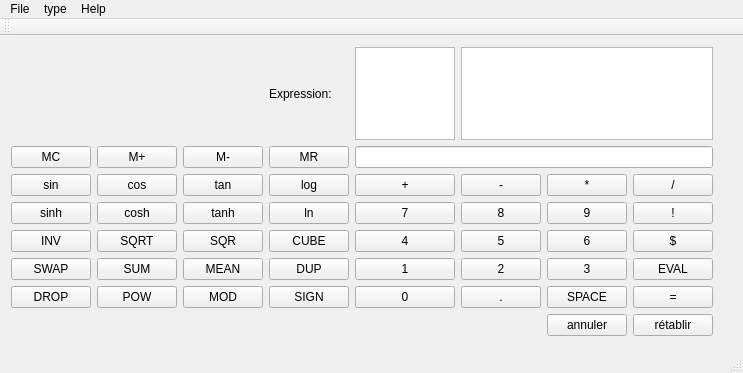
The window that mainwindow.ui (ahars/lo21) describes before a commit, drawn with Qt 5.
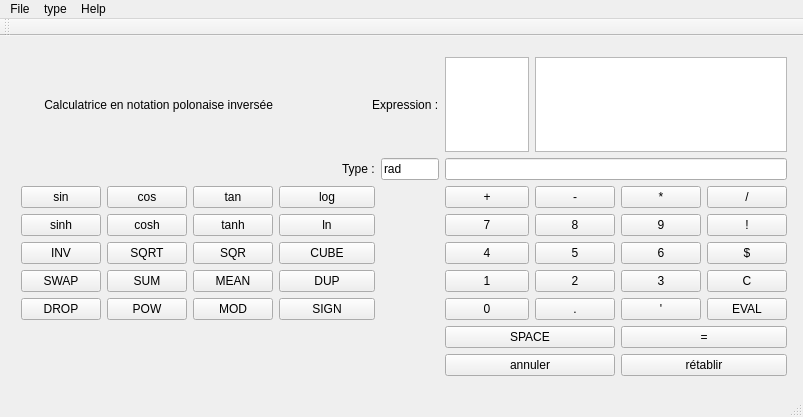
The same window after the commit.

Patch:
```diff
--- a/mainwindow.ui
+++ b/mainwindow.ui
@@ -6,8 +6,8 @@
    <rect>
     <x>0</x>
     <y>0</y>
-    <width>743</width>
-    <height>373</height>
+    <width>803</width>
+    <height>417</height>
    </rect>
   </property>
   <property name="windowTitle">
@@ -17,153 +17,125 @@
    <widget class="QWidget" name="gridLayoutWidget">
     <property name="geometry">
      <rect>
-      <x>0</x>
-      <y>0</y>
-      <width>724</width>
-      <height>311</height>
+      <x>10</x>
+      <y>10</y>
+      <width>788</width>
+      <height>341</height>
      </rect>
     </property>
     <layout class="QGridLayout" name="gridLayout">
-     <item row="3" column="4">
+     <item row="3" column="5">
       <widget class="QPushButton" name="buttonPlus">
        <property name="text">
         <string>+</string>
        </property>
       </widget>
      </item>
-     <item row="3" column="5">
+     <item row="3" column="6">
       <widget class="QPushButton" name="buttonDim">
        <property name="text">
         <string>-</string>
        </property>
       </widget>
      </item>
-     <item row="3" column="6">
+     <item row="3" column="7">
       <widget class="QPushButton" name="buttonMulti">
        <property name="text">
         <string>*</string>
        </property>
       </widget>
      </item>
-     <item row="3" column="7">
+     <item row="3" column="8">
       <widget class="QPushButton" name="buttonDiv">
        <property name="text">
         <string>/</string>
        </property>
       </widget>
      </item>
-     <item row="4" column="4">
+     <item row="4" column="5">
       <widget class="QPushButton" name="button7">
        <property name="text">
         <string>7</string>
        </property>
       </widget>
      </item>
-     <item row="4" column="5">
+     <item row="4" column="6">
       <widget class="QPushButton" name="button8">
        <property name="text">
         <string>8</string>
        </property>
       </widget>
      </item>
-     <item row="4" column="6">
+     <item row="4" column="7">
       <widget class="QPushButton" name="button9">
        <property name="text">
         <string>9</string>
        </property>
       </widget>
      </item>
-     <item row="6" column="4">
+     <item row="6" column="5">
       <widget class="QPushButton" name="button4">
        <property name="text">
         <string>4</string>
        </property>
       </widget>
      </item>
-     <item row="6" column="5">
+     <item row="6" column="6">
       <widget class="QPushButton" name="button5">
        <property name="text">
         <string>5</string>
        </property>
       </widget>
      </item>
-     <item row="6" column="6">
+     <item row="6" column="7">
       <widget class="QPushButton" name="button6">
        <property name="text">
         <string>6</string>
        </property>
       </widget>
      </item>
-     <item row="8" column="4">
+     <item row="8" column="5">
       <widget class="QPushButton" name="button1">
        <property name="text">
         <string>1</string>
        </property>
       </widget>
      </item>
-     <item row="8" column="5">
+     <item row="8" column="6">
       <widget class="QPushButton" name="button2">
        <property name="text">
         <string>2</string>
        </property>
       </widget>
      </item>
-     <item row="8" column="6">
+     <item row="8" column="7">
       <widget class="QPushButton" name="button3">
        <property name="text">
         <string>3</string>
        </property>
       </widget>
      </item>
-     <item row="10" column="4">
+     <item row="10" column="5">
       <widget class="QPushButton" name="button0">
        <property name="text">
         <string>0</string>
        </property>
       </widget>
      </item>
-     <item row="1" column="4" colspan="4">
+     <item row="1" column="5" colspan="4">
       <widget class="QLineEdit" name="inputLine">
        <property name="readOnly">
         <bool>false</bool>
        </property>
       </widget>
      </item>
-     <item row="4" column="7">
+     <item row="4" column="8">
       <widget class="QPushButton" name="buttonFactoriel">
        <property name="text">
         <string>!</string>
        </property>
       </widget>
      </item>
-     <item row="3" column="3">
-      <widget class="QPushButton" name="buttonLog">
-       <property name="text">
-        <string>log</string>
-       </property>
-      </widget>
-     </item>
-     <item row="4" column="3">
-      <widget class="QPushButton" name="buttonLn">
-       <property name="text">
-        <string>ln</string>
-       </property>
-      </widget>
-     </item>
-     <item row="6" column="3">
-      <widget class="QPushButton" name="buttonCUBE">
-       <property name="text">
-        <string>CUBE</string>
-       </property>
-      </widget>
-     </item>
-     <item row="8" column="3">
-      <widget class="QPushButton" name="buttonDUP">
-       <property name="text">
-        <string>DUP</string>
-       </property>
-      </widget>
-     </item>
      <item row="3" column="2">
       <widget class="QPushButton" name="buttonTan">
        <property name="text">
@@ -248,128 +220,163 @@
        </property>
       </widget>
      </item>
-     <item row="10" column="0">
-      <widget class="QPushButton" name="buttonDROP">
-       <property name="text">
-        <string>DROP</string>
-       </property>
-      </widget>
-     </item>
-     <item row="10" column="1">
-      <widget class="QPushButton" name="buttonPOW">
-       <property name="text">
-        <string>POW</string>
-       </property>
-      </widget>
-     </item>
-     <item row="10" column="2">
-      <widget class="QPushButton" name="buttonMOD">
-       <property name="text">
-        <string>MOD</string>
-       </property>
-      </widget>
-     </item>
-     <item row="10" column="3">
-      <widget class="QPushButton" name="buttonSIGN">
-       <property name="text">
-        <string>SIGN</string>
-       </property>
-      </widget>
-     </item>
-     <item row="1" column="0">
-      <widget class="QPushButton" name="buttonMC">
-       <property name="text">
-        <string>MC</string>
-       </property>
-      </widget>
-     </item>
-     <item row="1" column="1">
-      <widget class="QPushButton" name="buttonMplus">
-       <property name="text">
-        <string>M+</string>
-       </property>
-      </widget>
-     </item>
-     <item row="1" column="2">
-      <widget class="QPushButton" name="buttonMdim">
-       <property name="text">
-        <string>M-</string>
-       </property>
-      </widget>
-     </item>
-     <item row="10" column="5">
+     <item row="10" column="6">
       <widget class="QPushButton" name="buttonPoint">
        <property name="text">
         <string>.</string>
        </property>
       </widget>
      </item>
-     <item row="10" column="7">
-      <widget class="QPushButton" name="buttonEntrer">
-       <property name="text">
-        <string>=</string>
-       </property>
-      </widget>
-     </item>
-     <item row="6" column="7">
+     <item row="6" column="8">
       <widget class="QPushButton" name="buttonDollar">
        <property name="text">
         <string>$</string>
        </property>
       </widget>
      </item>
-     <item row="10" column="6">
-      <widget class="QPushButton" name="buttonSPACE">
+     <item row="0" column="5">
+      <widget class="QTextEdit" name="Express">
+       <property name="readOnly">
+        <bool>true</bool>
+       </property>
+      </widget>
+     </item>
+     <item row="0" column="6" colspan="3">
+      <widget class="QListWidget" name="listWidget"/>
+     </item>
+     <item row="10" column="7">
+      <widget class="QPushButton" name="pushButton">
        <property name="text">
-        <string>SPACE</string>
+        <string>'</string>
        </property>
       </widget>
      </item>
-     <item row="8" column="7">
+     <item row="10" column="8">
       <widget class="QPushButton" name="buttonEVAL">
        <property name="text">
         <string>EVAL</string>
        </property>
       </widget>
      </item>
-     <item row="1" column="3">
-      <widget class="QPushButton" name="buttonMR">
+     <item row="8" column="8">
+      <widget class="QPushButton" name="buttonClear">
        <property name="text">
-        <string>MR</string>
+        <string>C</string>
        </property>
       </widget>
      </item>
-     <item row="11" column="6">
-      <widget class="QPushButton" name="buttonAnnuler">
+     <item row="11" column="5" colspan="2">
+      <widget class="QPushButton" name="buttonSPACE">
        <property name="text">
-        <string>annuler</string>
+        <string>SPACE</string>
        </property>
       </widget>
      </item>
-     <item row="11" column="7">
+     <item row="11" column="7" colspan="2">
+      <widget class="QPushButton" name="buttonEntrer">
+       <property name="text">
+        <string>=</string>
+       </property>
+      </widget>
+     </item>
+     <item row="12" column="7" colspan="2">
       <widget class="QPushButton" name="buttonRetablir">
        <property name="text">
         <string>rétablir</string>
        </property>
       </widget>
      </item>
-     <item row="0" column="3">
+     <item row="12" column="5" colspan="2">
+      <widget class="QPushButton" name="buttonAnnuler">
+       <property name="text">
+        <string>annuler</string>
+       </property>
+      </widget>
+     </item>
+     <item row="3" column="3">
+      <widget class="QPushButton" name="buttonLog">
+       <property name="text">
+        <string>log</string>
+       </property>
+      </widget>
+     </item>
+     <item row="4" column="3">
+      <widget class="QPushButton" name="buttonLn">
+       <property name="text">
+        <string>ln</string>
+       </property>
+      </widget>
+     </item>
+     <item row="6" column="3">
+      <widget class="QPushButton" name="buttonCUBE">
+       <property name="text">
+        <string>CUBE</string>
+       </property>
+      </widget>
+     </item>
+     <item row="8" column="3">
+      <widget class="QPushButton" name="buttonDUP">
+       <property name="text">
+        <string>DUP</string>
+       </property>
+      </widget>
+     </item>
+     <item row="10" column="3">
+      <widget class="QPushButton" name="buttonSIGN">
+       <property name="text">
+        <string>SIGN</string>
+       </property>
+      </widget>
+     </item>
+     <item row="10" column="2">
+      <widget class="QPushButton" name="buttonMOD">
+       <property name="text">
+        <string>MOD</string>
+       </property>
+      </widget>
+     </item>
+     <item row="10" column="1">
+      <widget class="QPushButton" name="buttonPOW">
+       <property name="text">
+        <string>POW</string>
+       </property>
+      </widget>
+     </item>
+     <item row="10" column="0">
+      <widget class="QPushButton" name="buttonDROP">
+       <property name="text">
+        <string>DROP</string>
+       </property>
+      </widget>
+     </item>
+     <item row="0" column="0" colspan="3">
+      <widget class="QLabel" name="label_2">
+       <property name="text">
+        <string>       Calculatrice en notation polonaise inversée</string>
+       </property>
+      </widget>
+     </item>
+     <item row="1" column="4">
+      <widget class="QLineEdit" name="lineEdit">
+       <property name="text">
+        <string>rad</string>
+       </property>
+      </widget>
+     </item>
+     <item row="1" column="3">
+      <widget class="QLabel" name="label_3">
+       <property name="text">
+        <string>                   Type :</string>
+       </property>
+      </widget>
+     </item>
+     <item row="0" column="3" colspan="2">
       <widget class="QLabel" name="label">
        <property name="text">
-        <string>Expression:</string>
+        <string>                            Expression :</string>
        </property>
       </widget>
      </item>
-     <item row="0" column="4">
-      <widget class="QTextEdit" name="Express">
-       <property name="readOnly">
-        <bool>true</bool>
-       </property>
-      </widget>
-     </item>
-     <item row="0" column="5" colspan="3">
-      <widget class="QListWidget" name="listWidget"/>
-     </item>
     </layout>
    </widget>
   </widget>
@@ -378,7 +385,7 @@
     <rect>
      <x>0</x>
      <y>0</y>
-     <width>743</width>
+     <width>803</width>
      <height>22</height>
     </rect>
    </property>
```
